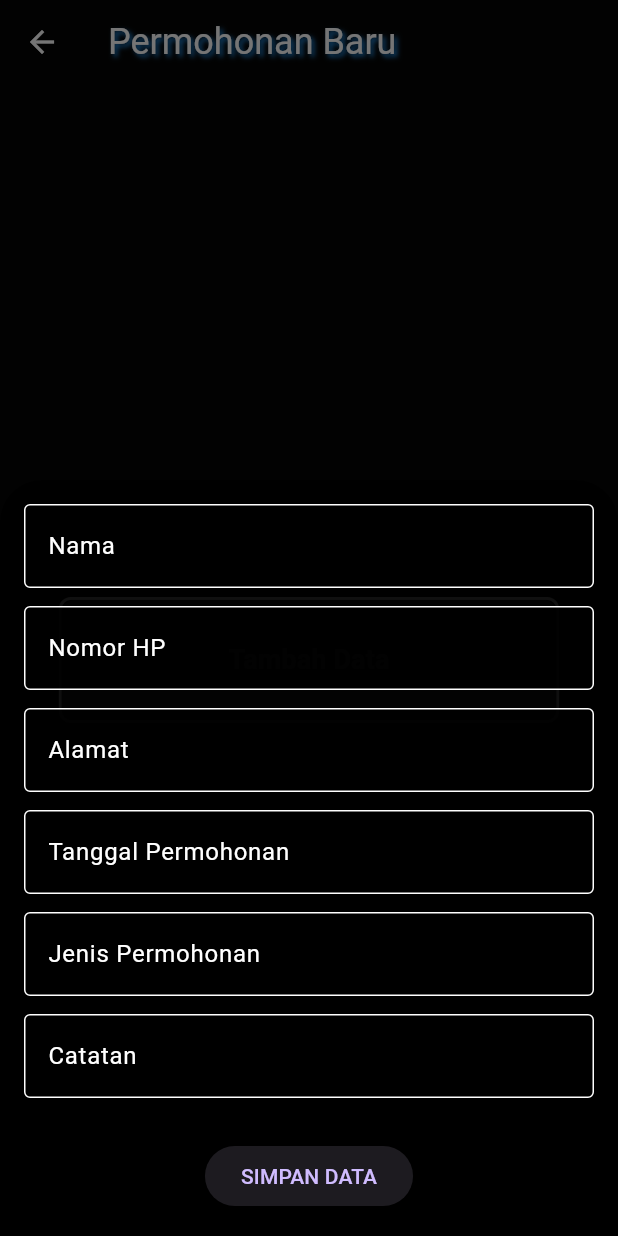
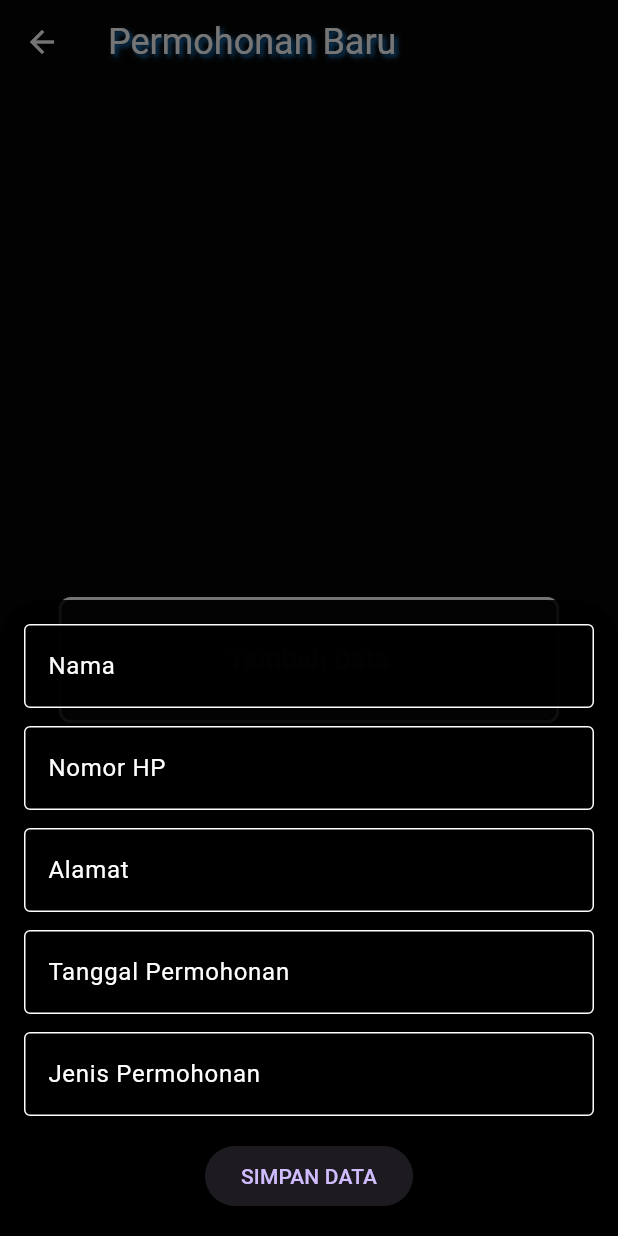
Before and after one commit to aarif29/WorkflowPLN, a Flutter app: the PermohonanBaruScreen screen opened directly with empty values, after a tap on "Tambah Data", on a phone screen of 412 x 824 dp. Run offline on Flutter 3.47's test engine with Material 3 defaults, Android fonts, the phone set to English and light mode, and no system bars.

Commit message:
hapus textfield catatan

```diff
--- a/lib/permohonan_baru.dart
+++ b/lib/permohonan_baru.dart
@@ -18,7 +18,6 @@ class _PermohonanBaruScreenState extends State<PermohonanBaruScreen> {
   final TextEditingController _nameController = TextEditingController();
   final TextEditingController _phoneController = TextEditingController();
   final TextEditingController _addressController = TextEditingController();
-  final TextEditingController _notesController = TextEditingController();
   final TextEditingController _dateController = TextEditingController();
   final TextEditingController _applicationTypeController =
       TextEditingController();
@@ -31,7 +30,6 @@ class _PermohonanBaruScreenState extends State<PermohonanBaruScreen> {
     _nameController.dispose();
     _phoneController.dispose();
     _addressController.dispose();
-    _notesController.dispose();
     _dateController.dispose();
     _applicationTypeController.dispose();
     super.dispose();
@@ -68,8 +66,8 @@ class _PermohonanBaruScreenState extends State<PermohonanBaruScreen> {
               Container(
                 decoration: BoxDecoration(
                   border: Border.all(
-                    color: Colors.white, // Warna outline putih
-                    width: 2.0, // Ketebalan outline
+                    color: Colors.white,
+                    width: 2.0,
                   ),
                   borderRadius: BorderRadius.circular(8.0),
                 ),
@@ -133,16 +131,14 @@ class _PermohonanBaruScreenState extends State<PermohonanBaruScreen> {
           _buildTextField(_phoneController, 'Nomor HP', TextInputType.phone),
           _buildTextField(_addressController, 'Alamat'),
           _buildDateField(),
-          const SizedBox(height: 12.0), // Spasi setelah Tanggal Permohonan
+          const SizedBox(height: 12.0),
           _buildApplicationTypeField(),
-          const SizedBox(height: 12.0), // Spasi setelah Jenis Permohonan
-          _buildTextField(_notesController, 'Catatan'),
-          const SizedBox(height: 16.0), // Spasi setelah Catatan
+          const SizedBox(height: 16.0),
           ElevatedButton(
             onPressed: _saveData,
             child: const Text('SIMPAN DATA'),
           ),
-          const SizedBox(height: 16.0), // Spasi setelah Tombol Simpan
+          const SizedBox(height: 16.0),
         ],
       ),
     );
@@ -186,14 +182,10 @@ class _PermohonanBaruScreenState extends State<PermohonanBaruScreen> {
         filled: true,
         fillColor: Colors.black87,
         enabledBorder: const OutlineInputBorder(
-          borderSide: BorderSide(
-            color: Colors.white,
-          ), // Outline putih saat tidak fokus
+          borderSide: BorderSide(color: Colors.white),
         ),
         focusedBorder: const OutlineInputBorder(
-          borderSide: BorderSide(
-            color: Colors.white,
-          ), // Outline putih saat fokus
+          borderSide: BorderSide(color: Colors.white),
         ),
       ),
       onTap: () async {
@@ -236,17 +228,17 @@ class _PermohonanBaruScreenState extends State<PermohonanBaruScreen> {
           borderSide: BorderSide(color: Colors.white),
         ),
         focusedBorder: const OutlineInputBorder(
-        borderSide: BorderSide(color: Colors.blueAccent), // Warna biru saat fokus
+          borderSide: BorderSide(color: Colors.blueAccent),
         ),
       ),
       onTap: () {
         showDialog(
           context: context,
           builder: (context) => AlertDialog(
-          backgroundColor: Colors.black87, // Tema gelap
+            backgroundColor: Colors.black87,
             title: const Text(
               'Pilih Jenis Permohonan',
-            style: TextStyle(color: Colors.white), // Warna teks putih
+              style: TextStyle(color: Colors.white),
             ),
             content: Column(
               mainAxisSize: MainAxisSize.min,
@@ -255,7 +247,7 @@ class _PermohonanBaruScreenState extends State<PermohonanBaruScreen> {
                     (type) => ListTile(
                       title: Text(
                         type,
-                      style: const TextStyle(color: Colors.white), // Warna teks putih
+                        style: const TextStyle(color: Colors.white),
                       ),
                       onTap: () {
                         setState(() {
@@ -273,6 +265,7 @@ class _PermohonanBaruScreenState extends State<PermohonanBaruScreen> {
       },
     );
   }
+
   void _saveData() {
     final newPermohonan = {
       'name': _nameController.text,
@@ -280,7 +273,6 @@ class _PermohonanBaruScreenState extends State<PermohonanBaruScreen> {
       'address': _addressController.text,
       'date': _dateController.text,
       'applicationType': _applicationTypeController.text,
-      'notes': _notesController.text,
     };
 
     widget.onPermohonanAdded(newPermohonan);
@@ -296,7 +288,6 @@ class _PermohonanBaruScreenState extends State<PermohonanBaruScreen> {
     _addressController.clear();
     _dateController.text = 'Belum dipilih';
     _applicationTypeController.text = 'Belum dipilih';
-    _notesController.clear();
   }
 
   void _showSuccessMessage() {
@@ -308,7 +299,7 @@ class _PermohonanBaruScreenState extends State<PermohonanBaruScreen> {
           style: TextStyle(color: Colors.white),
         ),
         backgroundColor: Colors.green,
-        duration: const Duration(seconds: 1),
+        duration: Duration(seconds: 1),
       ),
     );
   }
```
Lines whose indentation alone changed are shown as unchanged.
